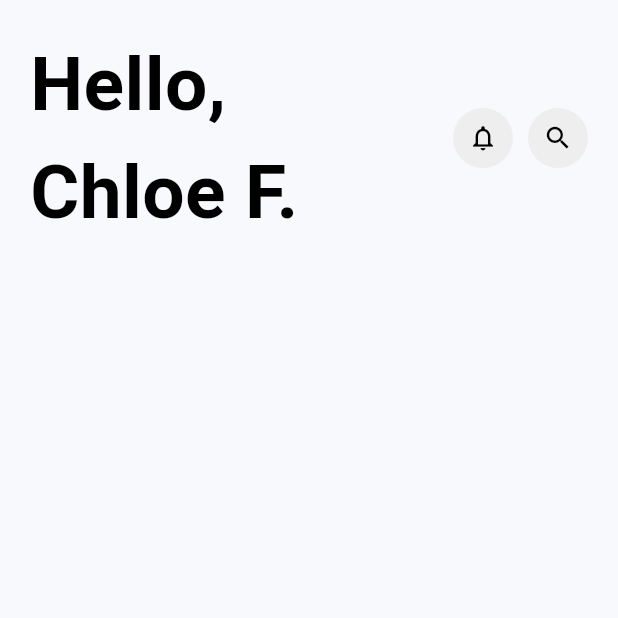
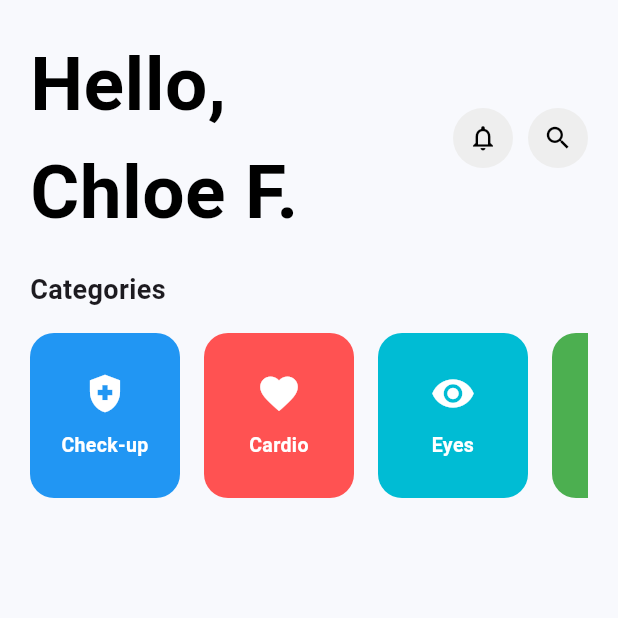
Before and after one commit to agonglomarel7/Flutter_projects, a Flutter app: the Dashboard screen opened directly, on a phone screen of 412 x 824 dp, the top half of it. Run offline on Flutter 3.47's test engine with Material 3 defaults, Android fonts, the light colour scheme and no system bars.

Commit message:
Doctor App Services

```diff
--- /dev/null
+++ b/mydoctor/lib/controllers/category_controller.dart
@@ -0,0 +1,36 @@
+
+import 'package:flutter/material.dart';
+
+import '../models/category.dart';
+
+class CategoryController {
+  static List<Category> getCategories() {
+    return [
+      Category(
+        title: 'Check-up',
+        icon: Icons.health_and_safety,
+        backgroundColor: Colors.blue,
+      ),
+      Category(
+        title: 'Cardio',
+        icon: Icons.favorite,
+        backgroundColor: Colors.redAccent,
+      ),
+      Category(
+        title: 'Eyes',
+        icon: Icons.remove_red_eye,
+        backgroundColor: Colors.cyan,
+      ),
+      Category(
+        title: 'ACL',
+        icon: Icons.hail_outlined,
+        backgroundColor: Colors.green,
+      ),
+      Category(
+        title: 'Dental',
+        icon: Icons.medical_services,
+        backgroundColor: Colors.green,
+      ),
+    ];
+  }
+}
--- /dev/null
+++ b/mydoctor/lib/models/category.dart
@@ -0,0 +1,10 @@
+
+import 'package:flutter/cupertino.dart';
+
+class Category {
+  final String title;
+  final IconData icon;
+  final Color backgroundColor;
+
+  Category({required this.title, required this.icon, required this.backgroundColor});
+}
--- /dev/null
+++ b/mydoctor/lib/models/doctor.dart
@@ -0,0 +1,16 @@
+
+class Doctor {
+  final String name;
+  final String specialty;
+  final String image;
+  final double rating;
+  final String hours;
+
+  Doctor({
+    required this.name,
+    required this.specialty,
+    required this.image,
+    required this.rating,
+    required this.hours,
+  });
+}
--- a/mydoctor/lib/screens/Dashboard.dart
+++ b/mydoctor/lib/screens/Dashboard.dart
@@ -1,12 +1,17 @@
 
 import 'package:flutter/cupertino.dart';
 import 'package:flutter/material.dart';
+import 'package:mydoctor/controllers/category_controller.dart';
+
+import '../widgets/Category_widget.dart';
 
 class Dashboard extends StatelessWidget {
   const Dashboard({super.key});
 
   @override
   Widget build(BuildContext context) {
+
+    final categories = CategoryController.getCategories();
     return Scaffold(
         backgroundColor: const Color(0xFFF8F9FD),
       body: SafeArea(child: Padding(
@@ -46,9 +51,23 @@ class Dashboard extends StatelessWidget {
                     ),
                   ],
                 ),
-
               ],
             ),
+            const SizedBox(height: 16),
+            const Text(
+              "Categories",
+              style: TextStyle(fontSize: 18, fontWeight: FontWeight.bold),
+            ),
+            const SizedBox(height: 16),
+            SizedBox(
+              height: 110,
+              child: ListView.builder(
+                  scrollDirection: Axis.horizontal,
+                  itemCount: categories.length,
+                  itemBuilder: (context,index){
+                    return CategoryItem(category: categories[index]);
+                  }),
+            )
           ],
         ),
 
--- /dev/null
+++ b/mydoctor/lib/widgets/Category_widget.dart
@@ -0,0 +1,38 @@
+
+import 'package:flutter/material.dart';
+import '../../models/category.dart';
+
+class CategoryItem extends StatelessWidget {
+  final Category category;
+
+  const CategoryItem({super.key, required this.category});
+
+  @override
+  Widget build(BuildContext context) {
+    return Container(
+      width: 100,
+      margin: const EdgeInsets.only(right: 16),
+      padding: const EdgeInsets.all(12),
+      decoration: BoxDecoration(
+        color: category.backgroundColor,
+        borderRadius: BorderRadius.circular(16),
+      ),
+      child: Column(
+        mainAxisAlignment: MainAxisAlignment.center,
+        children: [
+          Icon(category.icon, size: 30, color: Colors.white),
+          const SizedBox(height: 10),
+          Text(
+            category.title,
+            textAlign: TextAlign.center,
+            style: const TextStyle(
+              color: Colors.white,
+              fontWeight: FontWeight.w600,
+              fontSize: 13,
+            ),
+          ),
+        ],
+      ),
+    );
+  }
+}
```
